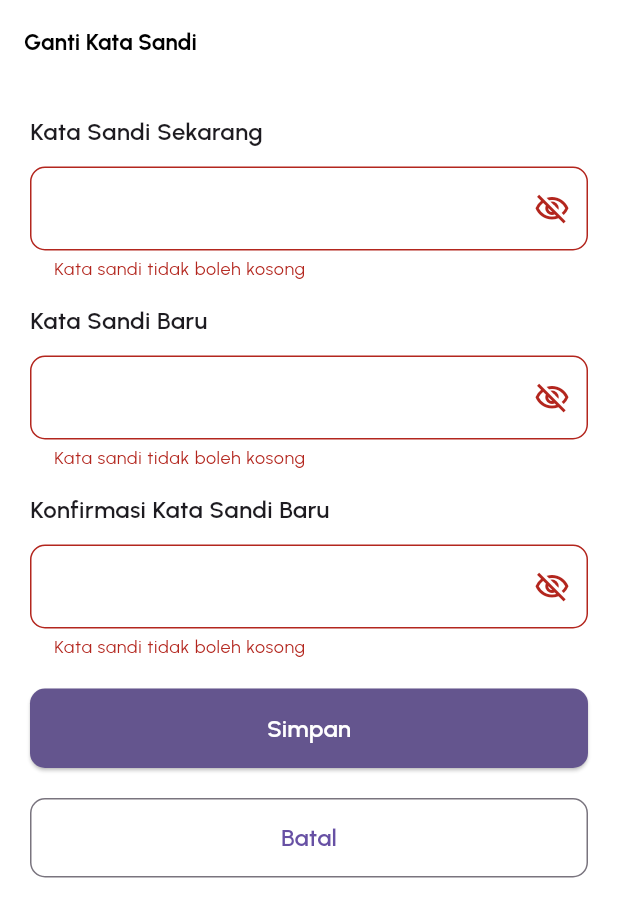
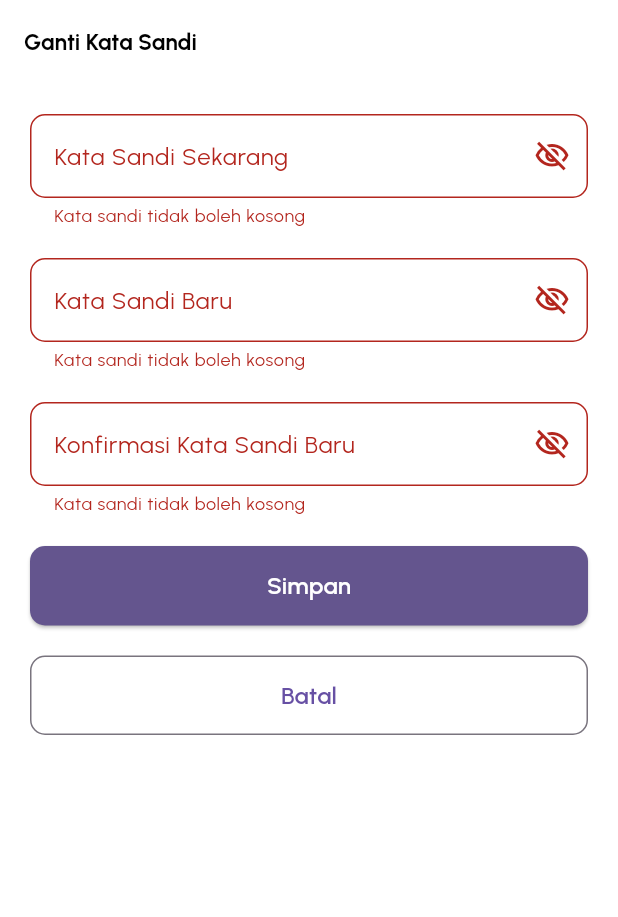
Before and after one commit to unustudents/ekonseling, a Flutter app: the GantiPasswordScreen screen opened by its route, after a tap on "Simpan", on a phone screen of 412 x 824 dp. Shown: the top 917 px of the screen. Run offline on Flutter 3.47's test engine with Material 3 defaults, Android fonts, the phone set to English and light mode, and no system bars; our stand-ins replace bloc, carousel_slider, dio, equatable, file_picker, flutter_bloc and 8 more; accounts and stored records are empty; network calls fail.

Commit message:
REFAKTORING - Update AppSnackbar to use a unified message parameter and status; refactor login and registration screens to utilize new snackbar implementation; streamline password controllers in registration screen

```diff
--- a/lib/features/auth/presentation/pages/login_screen.dart
+++ b/lib/features/auth/presentation/pages/login_screen.dart
@@ -51,7 +51,7 @@ class _LoginScreenState extends State<LoginScreen> {
             }
             // Menampilkan pesan error jika ada
             if (state.error.isNotEmpty) {
-              AppSnackbar.show(context, message: state.error, isError: true);
+              AppSnackbar.show(context, msg: state.error, status: Status.error);
             }
             // Jika user sudah login, maka akan diarahkan ke halaman home
             if (state.status == AuthStatus.authenticated) context.goNamed(Routes.home);
--- a/lib/features/home/presentation/widgets/profile_widget.dart
+++ b/lib/features/home/presentation/widgets/profile_widget.dart
@@ -42,7 +42,7 @@ class ProfileWidget extends StatelessWidget {
             ],
           ),
           GestureDetector(
-            onTap: () => AppSnackbar.show(context, message: 'Sedang dalam pengembangan ...'),
+            onTap: () => AppSnackbar.show(context, msg: 'Sedang dalam pengembangan ...'),
             child: const Icon(Icons.notifications_none_outlined),
           ),
         ],
--- a/lib/features/profile/presentation/cubit/ganti_password_cubit.dart
+++ b/lib/features/profile/presentation/cubit/ganti_password_cubit.dart
@@ -4,7 +4,7 @@ import 'package:bloc/bloc.dart';
 import 'package:crypto/crypto.dart';
 import 'package:ekonseling/supabase_config.dart';
 import 'package:equatable/equatable.dart';
-
+export 'package:flutter_bloc/flutter_bloc.dart';
 part 'ganti_password_state.dart';
 
 class GantiPasswordCubit extends Cubit<GantiPasswordState> {
--- a/lib/features/profile/presentation/pages/ganti_password_screen.dart
+++ b/lib/features/profile/presentation/pages/ganti_password_screen.dart
@@ -1,7 +1,8 @@
 import 'package:flutter/material.dart';
+import 'package:loading_animation_widget/loading_animation_widget.dart';
 
 import '../../../../core/snackbar.dart';
-import '../bloc/profile_bloc.dart';
+import '../cubit/ganti_password_cubit.dart';
 
 class GantiPasswordScreen extends StatefulWidget {
   const GantiPasswordScreen({super.key});
@@ -12,22 +13,18 @@ class GantiPasswordScreen extends StatefulWidget {
 
 class _GantiPasswordScreenState extends State<GantiPasswordScreen> {
   final _formKey = GlobalKey<FormState>();
-  final _currentPassController = TextEditingController();
-  final _newPassController = TextEditingController();
-  final _confirmPassController = TextEditingController();
-  final _obsecureCurrent = ValueNotifier(true);
-  final _obsecureNew = ValueNotifier(true);
-  final _obsecureConfirm = ValueNotifier(true);
+  final _controller = List.generate(3, (_) => TextEditingController());
+  final _obsecure = List.generate(3, (_) => ValueNotifier(true));
+  final _title = ['Kata Sandi Sekarang', 'Kata Sandi Baru', 'Konfirmasi Kata Sandi Baru'];
 
   @override
   void dispose() {
-    _formKey.currentState?.dispose();
-    _currentPassController.dispose();
-    _newPassController.dispose();
-    _confirmPassController.dispose();
-    _obsecureCurrent.dispose();
-    _obsecureNew.dispose();
-    _obsecureConfirm.dispose();
+    for (var controller in _controller) {
+      controller.dispose();
+    }
+    for (var notifier in _obsecure) {
+      notifier.dispose();
+    }
     super.dispose();
   }
 
@@ -36,37 +33,50 @@ class _GantiPasswordScreenState extends State<GantiPasswordScreen> {
     return Scaffold(
       appBar: AppBar(title: const Text("Ganti Kata Sandi")),
       body: BlocProvider(
-        create: (context) => ProfileBloc(),
-        child: BlocConsumer<ProfileBloc, ProfileState>(
+        create: (context) => GantiPasswordCubit(),
+        child: BlocConsumer<GantiPasswordCubit, GantiPasswordState>(
           listener: (context, state) {
-            if (state.errorForSnackbar.isNotEmpty) AppSnackbar.show(context, message: state.errorForSnackbar, isError: true);
-            if (state.successChangePassword.isNotEmpty) AppSnackbar.show(context, message: state.successChangePassword, isSuccess: true);
+            if (state.status == GantiPasswordStatus.loading) {
+              showDialog(
+                context: context,
+                barrierDismissible: false,
+                builder: (context) => Center(child: LoadingAnimationWidget.progressiveDots(color: Colors.white, size: 60)),
+              );
+            } else {
+              if (Navigator.canPop(context)) Navigator.pop(context);
+              if (state.status == GantiPasswordStatus.failure) {
+                AppSnackbar.show(context, msg: state.msg, status: Status.error);
+                return;
+              }
+              if (state.status == GantiPasswordStatus.success) {
+                AppSnackbar.show(context, msg: state.msg, status: Status.success);
+                return;
+              }
+            }
           },
           builder: (context, state) {
-            if (state.isLoading) Center(child: Text("Memperbarui password ..."));
-
             return Form(
               key: _formKey,
-              child: ListView(
-                padding: const EdgeInsets.symmetric(horizontal: 20),
+              child: SingleChildScrollView(
+                padding: const EdgeInsets.symmetric(horizontal: 20, vertical: 20),
+                child: Column(
+                  spacing: 20,
                   children: [
-                  const SizedBox(height: 20),
-
-                  // KATA SANDI LAMA
-                  const Text(
-                    "Kata Sandi Sekarang",
-                    style: TextStyle(fontSize: 16, fontWeight: FontWeight.w600),
-                  ),
-                  const SizedBox(height: 12),
-                  ValueListenableBuilder(
-                    valueListenable: _obsecureCurrent,
-                    builder: (context, value, child) => TextFormField(
+                    ListView.separated(
+                      shrinkWrap: true,
+                      physics: const NeverScrollableScrollPhysics(),
+                      itemBuilder: (context, index) {
+                        return ValueListenableBuilder(
+                          valueListenable: _obsecure[index],
+                          builder: (context, value, child) {
+                            return TextFormField(
                               autovalidateMode: AutovalidateMode.onUserInteraction,
-                      controller: _currentPassController,
+                              controller: _controller[index],
                               decoration: InputDecoration(
                                 border: OutlineInputBorder(borderRadius: BorderRadius.circular(10)),
+                                labelText: _title[index],
                                 suffixIcon: InkWell(
-                          onTap: () => _obsecureCurrent.value = !value,
+                                  onTap: () => _obsecure[index].value = !value,
                                   child: Icon(value ? Icons.visibility_off_outlined : Icons.visibility_outlined),
                                 ),
                               ),
@@ -74,71 +84,21 @@ class _GantiPasswordScreenState extends State<GantiPasswordScreen> {
                               validator: (value) {
                                 if (value == null || value.isEmpty) return 'Kata sandi tidak boleh kosong';
                                 if (value.length < 6) return 'Kata sandi minimal 6 karakter';
+                                if (index == 1 && value == _controller[0].text) return 'Kata sandi tidak boleh sama dengan sebelumnya';
+                                if (index == 2 && value != _controller[1].text) return 'Kata sandi tidak sama';
                                 return null;
                               },
+                            );
+                          },
+                        );
+                      },
+                      separatorBuilder: (context, index) => SizedBox(height: 20),
+                      itemCount: _controller.length,
                     ),
-                  ),
-                  const SizedBox(height: 15),
-
-                  // KATA SANDI BARU
-                  const Text(
-                    "Kata Sandi Baru",
-                    style: TextStyle(fontSize: 16, fontWeight: FontWeight.w600),
-                  ),
-                  const SizedBox(height: 12),
-                  ValueListenableBuilder(
-                    valueListenable: _obsecureNew,
-                    builder: (context, value, child) => TextFormField(
-                      autovalidateMode: AutovalidateMode.onUserInteraction,
-                      controller: _newPassController,
-                      decoration: InputDecoration(
-                        border: OutlineInputBorder(borderRadius: BorderRadius.circular(10)),
-                        suffixIcon: InkWell(
-                          onTap: () => _obsecureNew.value = !value,
-                          child: Icon(value ? Icons.visibility_off_outlined : Icons.visibility_outlined),
-                        ),
-                      ),
-                      obscureText: value,
-                      validator: (value) {
-                        if (value == null || value.isEmpty) return 'Kata sandi tidak boleh kosong';
-                        if (value.length < 6) return 'Kata sandi minimal 6 karakter';
-                        return null;
-                      },
-                    ),
-                  ),
-
-                  const SizedBox(height: 15),
-
-                  // KONFIRMASI KATA SANDI BARU
-                  const Text(
-                    "Konfirmasi Kata Sandi Baru",
-                    style: TextStyle(fontSize: 16, fontWeight: FontWeight.w600),
-                  ),
-                  const SizedBox(height: 12),
-                  ValueListenableBuilder(
-                    valueListenable: _obsecureConfirm,
-                    builder: (context, value, child) => TextFormField(
-                      autovalidateMode: AutovalidateMode.onUserInteraction,
-                      controller: _confirmPassController,
-                      decoration: InputDecoration(
-                        border: OutlineInputBorder(borderRadius: BorderRadius.circular(10)),
-                        suffixIcon: InkWell(
-                          onTap: () => _obsecureConfirm.value = !value,
-                          child: Icon(value ? Icons.visibility_off_outlined : Icons.visibility_outlined),
-                        ),
-                      ),
-                      obscureText: value,
-                      validator: (value) {
-                        if (value == null || value.isEmpty) return 'Kata sandi tidak boleh kosong';
-                        if (value.length < 6) return 'Kata sandi minimal 6 karakter';
-                        return null;
-                      },
-                    ),
-                  ),
-                  const SizedBox(height: 20),
-
                     // TOMBOL SIMPAN
-                  ElevatedButton(
+                    SizedBox(
+                      width: double.infinity,
+                      child: ElevatedButton(
                         style: ElevatedButton.styleFrom(
                           padding: const EdgeInsets.symmetric(vertical: 15),
                           backgroundColor: const Color(0xFF64558E),
@@ -147,12 +107,9 @@ class _GantiPasswordScreenState extends State<GantiPasswordScreen> {
                         ),
                         onPressed: () {
                           if (_formKey.currentState!.validate()) {
-                        context.read<ProfileBloc>().add(
-                              ChangePasswordEvent(
-                                oldPassword: _currentPassController.text,
-                                newPassword: _newPassController.text,
-                                confirmPassword: _confirmPassController.text,
-                              ),
+                            context.read<GantiPasswordCubit>().onUpdatePassword(
+                                  currentPassword: _controller[0].text,
+                                  newPassword: _controller[1].text,
                                 );
                           }
                         },
@@ -161,10 +118,12 @@ class _GantiPasswordScreenState extends State<GantiPasswordScreen> {
                           style: TextStyle(fontSize: 16, fontWeight: FontWeight.w600),
                         ),
                       ),
-                  const SizedBox(height: 20),
+                    ),
 
                     // TOMBOL - KELUAR
-                  OutlinedButton(
+                    SizedBox(
+                      width: double.infinity,
+                      child: OutlinedButton(
                         style: ElevatedButton.styleFrom(
                           padding: const EdgeInsets.symmetric(vertical: 15),
                           shape: RoundedRectangleBorder(borderRadius: BorderRadius.circular(10)),
@@ -175,7 +134,9 @@ class _GantiPasswordScreenState extends State<GantiPasswordScreen> {
                           style: TextStyle(fontSize: 16, fontWeight: FontWeight.w600),
                         ),
                       ),
+                    ),
                   ],
+                ),
               ),
             );
           },
--- a/lib/features/task/presentation/pages/detail_task_screen.dart
+++ b/lib/features/task/presentation/pages/detail_task_screen.dart
@@ -13,7 +13,7 @@ class DetailTaskScreen extends StatelessWidget {
       listener: (context, state) {
         // state.isAlert.isNotEmpty ? AppSnackbar.show(context, message: state.isAlert) : null;
         if (state.success.isNotEmpty) {
-          AppSnackbar.show(context, message: state.success, isSuccess: true);
+          AppSnackbar.show(context, msg: state.success, status: Status.success);
           Navigator.pop(context);
         }
       },
```
Also changed, not shown: lib/core/snackbar.dart (+29 -16 lines), lib/features/auth/presentation/pages/register_screen.dart (+12 -16 lines), lib/features/profile/presentation/pages/profile_screen.dart (+31 -46 lines). Lines whose indentation alone changed are shown as unchanged.
